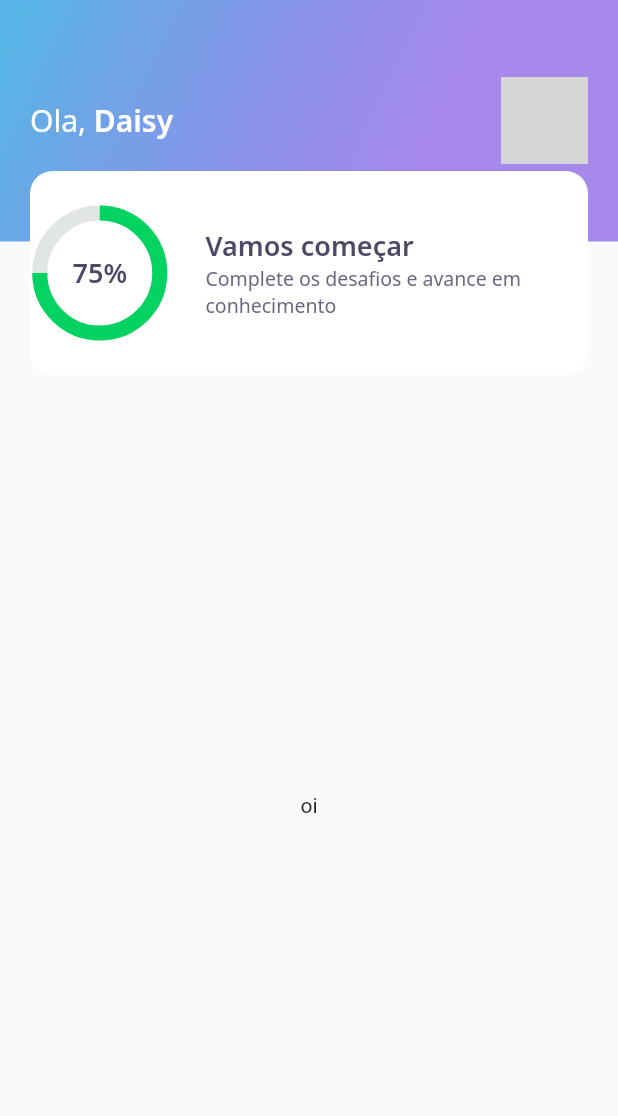
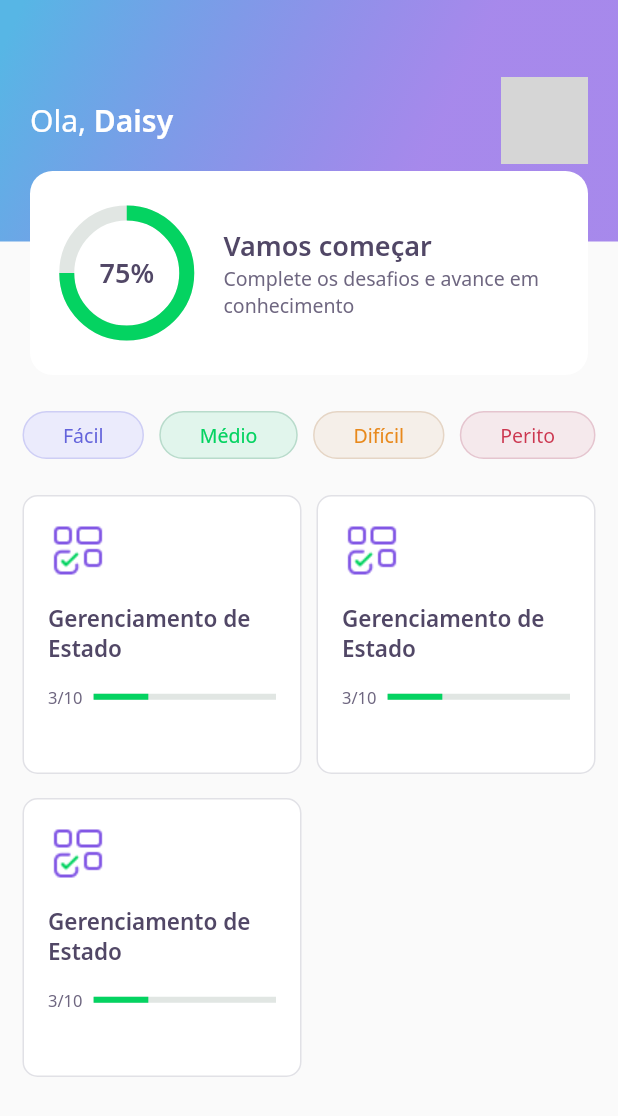
Before and after one commit to daisyannie/devquiz, a Flutter app: the HomePage screen opened directly, on a phone screen of 412 x 824 dp. Shown: the top 1116 px of the screen. Run offline on Flutter 3.47's test engine with Material 2 defaults, Android fonts, the phone set to English and light mode, and no system bars; our stand-ins replace google_fonts; network calls fail; grey boxes are pictures that could not be loaded.

Commit message:
feat: add components

```diff
--- a/lib/core/app_widget.dart
+++ b/lib/core/app_widget.dart
@@ -1,4 +1,4 @@
-import 'package:devquiz/home/home_page.dart';
+import 'package:devquiz/challenge/challenge_page.dart';
 import 'package:flutter/material.dart';
 
 class AppWidget extends StatelessWidget {
@@ -6,7 +6,7 @@ class AppWidget extends StatelessWidget {
   Widget build(BuildContext context) {
     return MaterialApp(
       title: "DevQuiz",
-      home: HomePage(),
+      home: ChallengePage(),
     );
   }
 }
--- a/lib/home/home_page.dart
+++ b/lib/home/home_page.dart
@@ -1,4 +1,6 @@
 import 'package:devquiz/home/widgets/appbar/app_bar_widget.dart';
+import 'package:devquiz/home/widgets/level_button/level_button_widget.dart';
+import 'package:devquiz/home/widgets/quiz_card/quiz_card_widget.dart';
 import 'package:flutter/material.dart';
 
 class HomePage extends StatefulWidget {
@@ -13,10 +15,43 @@ class _HomePageState extends State<HomePage> {
   Widget build(BuildContext context) {
     return Scaffold(
       appBar: AppBarWidget(),
-      body: Container(
-        child: Center(
-            child: Text('oi'),
-          ),
+      body: Padding(
+        padding: const EdgeInsets.symmetric(horizontal: 15),
+        child: Column(
+          children: [
+            SizedBox(height: 24,),
+            Row(
+              mainAxisAlignment: MainAxisAlignment.spaceBetween,
+              children: [
+                LevelButtonWidget(
+                  label: 'Fácil'
+                ),
+                LevelButtonWidget(
+                  label: 'Médio'
+                ),
+                LevelButtonWidget(
+                  label: 'Difícil'
+                ),
+                LevelButtonWidget(
+                  label: 'Perito'
+                )
+              ],
+            ),
+            SizedBox(height: 24,),
+            Expanded(
+              child: GridView.count(
+                crossAxisSpacing: 10,
+                mainAxisSpacing: 16,
+                crossAxisCount: 2,
+                children: [
+                  QuizCardWidget(),
+                  QuizCardWidget(),
+                  QuizCardWidget(),
+                ],
+              )
+            ),
+          ],
+        ),
       )
     );
   }
--- /dev/null
+++ b/lib/home/widgets/level_button/level_button_widget.dart
@@ -0,0 +1,63 @@
+import 'package:devquiz/core/core.dart';
+import 'package:flutter/material.dart';
+import 'package:google_fonts/google_fonts.dart';
+
+class LevelButtonWidget extends StatelessWidget {
+  final String label;
+  LevelButtonWidget({
+    Key? key,
+    required this.label
+  }) : assert(["Fácil", "Médio", "Difícil", "Perito"].contains(label)), super(key: key);
+
+  final config = {
+    "Fácil": {
+      "color": AppColors.levelButtonFacil,
+      "borderColor": AppColors.levelButtonBorderFacil,
+      "fontColor": AppColors.levelButtonTextFacil
+    },
+    "Médio": {
+      "color": AppColors.levelButtonMedio,
+      "borderColor": AppColors.levelButtonBorderMedio,
+      "fontColor": AppColors.levelButtonTextMedio
+    },
+    "Difícil": {
+      "color": AppColors.levelButtonDificil,
+      "borderColor": AppColors.levelButtonBorderDificil,
+      "fontColor": AppColors.levelButtonTextDificil
+    },
+    "Perito": {
+      "color": AppColors.levelButtonPerito,
+      "borderColor": AppColors.levelButtonBorderPerito,
+      "fontColor": AppColors.levelButtonTextPerito
+    },
+  };
+
+  Color get color => config[label]!['color']!;
+  Color get borderColor => config[label]!['borderColor']!;
+  Color get fontColor => config[label]!['fontColor']!;
+
+  @override
+  Widget build(BuildContext context) {
+    return Container(
+      decoration: BoxDecoration(
+        color: color,
+        border: Border.fromBorderSide(
+          BorderSide(
+            color: borderColor
+          )
+        ),
+        borderRadius: BorderRadius.circular(28)
+      ),
+      child: Padding(
+        padding: const EdgeInsets.symmetric(horizontal: 26, vertical: 6),
+        child: Text(
+          label,
+          style: GoogleFonts.notoSans(
+            color: fontColor,
+            fontSize: 13,
+          ),
+        ),
+      ),
+    );
+  }
+}
--- /dev/null
+++ b/lib/home/widgets/quiz_card/quiz_card_widget.dart
@@ -0,0 +1,53 @@
+import 'package:devquiz/core/core.dart';
+import 'package:devquiz/shared/widgets/progress_indicator/progress_indicator_widget.dart';
+import 'package:flutter/material.dart';
+
+class QuizCardWidget extends StatelessWidget {
+  QuizCardWidget({
+    Key? key
+  }) : super(key: key);
+
+
+  @override
+  Widget build(BuildContext context) {
+    return Container(
+      padding: EdgeInsets.all(16),
+      decoration: BoxDecoration(
+        border: Border.fromBorderSide(BorderSide(color: AppColors.border)),
+        color: AppColors.white,
+        borderRadius: BorderRadius.circular(10),
+      ),
+      child: Column(
+        crossAxisAlignment: CrossAxisAlignment.start,
+        children: [
+          Container(
+            height: 40,
+            width: 40,
+            child: Image.asset(AppImages.blocks),
+          ),
+          SizedBox(height: 15),
+          Text(
+            "Gerenciamento de Estado",
+            style: AppTextStyles.heading15
+          ),
+          SizedBox(height: 15),
+          Row(children: [
+            Expanded(
+              flex: 1,
+              child: Text(
+                "3/10",
+                style: AppTextStyles.body11
+              ),
+            ),
+            Expanded(
+              flex: 4,
+              child: ProgressIndicatorWidget(
+                value: 0.3
+              )
+            )
+          ],)
+        ],
+      )
+    );
+  }
+}
--- a/lib/home/widgets/score_card/score_card_widget.dart
+++ b/lib/home/widgets/score_card/score_card_widget.dart
@@ -15,7 +15,10 @@ class ScoreCardWidget extends StatelessWidget {
           color: AppColors.white,
           borderRadius: BorderRadius.circular(15)
         ),
+        child: Padding(
+          padding: const EdgeInsets.symmetric(horizontal: 24),
           child: Row(
+            mainAxisAlignment: MainAxisAlignment.center,
             crossAxisAlignment: CrossAxisAlignment.center,
             children: [
               Expanded(
@@ -43,6 +46,7 @@ class ScoreCardWidget extends StatelessWidget {
                 ),
               )
             ],
+          ),
         )
       ),
     );
--- /dev/null
+++ b/lib/shared/widgets/progress_indicator/progress_indicator_widget.dart
@@ -0,0 +1,16 @@
+import 'package:devquiz/core/core.dart';
+import 'package:flutter/material.dart';
+
+class ProgressIndicatorWidget extends StatelessWidget {
+  final double value;
+  const ProgressIndicatorWidget({Key? key, required this.value}) : super(key: key);
+
+  @override
+  Widget build(BuildContext context) {
+    return LinearProgressIndicator(
+      value: value,
+      backgroundColor: AppColors.chartSecondary,
+      valueColor: AlwaysStoppedAnimation<Color>(AppColors.chartPrimary),
+    );
+  }
+}
```
Also changed, not shown: lib/challenge/challenge_page.dart (added, +23 -0 lines), lib/challenge/widgets/answer/answer_widget.dart (added, +82 -0 lines), lib/challenge/widgets/question_indicator/question_indicator_widget.dart (added, +33 -0 lines), lib/challenge/widgets/quiz/quiz_widget.dart (added, +34 -0 lines). Lines whose indentation alone changed are shown as unchanged.
